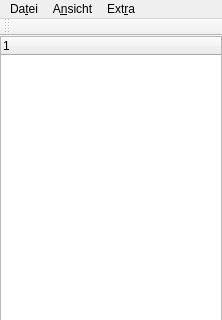
First picture: the form in server/server/mainwindow.ui, repository ubuettemeier/OpenCVD, before the edit; both pictures show x 0 to 222 and y 0 to 320 of the 222 by 746 pixel window.
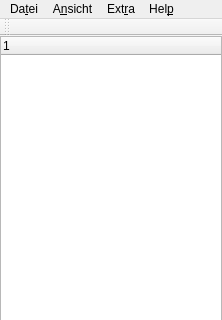
Second picture: the form after the edit.

Commit message: Menu Help/About NEW

Diff of the .ui file:
```diff
--- a/server/server/mainwindow.ui
+++ b/server/server/mainwindow.ui
@@ -98,9 +98,16 @@
     <addaction name="separator"/>
     <addaction name="actionall_Breakpoint_s_OFF"/>
    </widget>
+   <widget class="QMenu" name="menuHelp">
+    <property name="title">
+     <string>Hel&amp;p</string>
+    </property>
+    <addaction name="actionAbout"/>
+   </widget>
    <addaction name="menuDatei"/>
    <addaction name="menuAnsicht"/>
    <addaction name="menuEinstellung"/>
+   <addaction name="menuHelp"/>
   </widget>
   <widget class="QToolBar" name="mainToolBar">
    <attribute name="toolBarArea">
```
Left out of the diff: 5 changed lines with no effect on the pictures. The commit also changes 3 other files.
